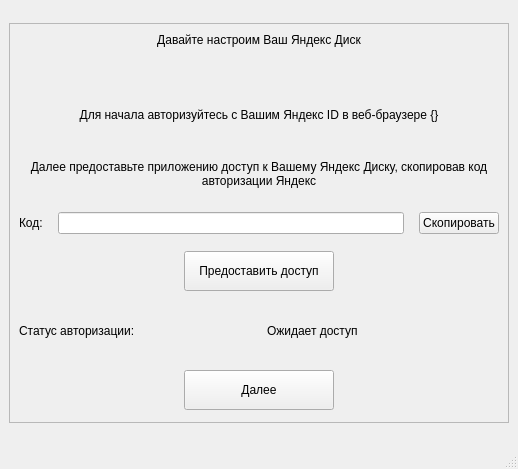
The window that form/setup_1_form.ui (sund3RRR/yadisk-gui) describes before a commit, drawn with Qt 5.
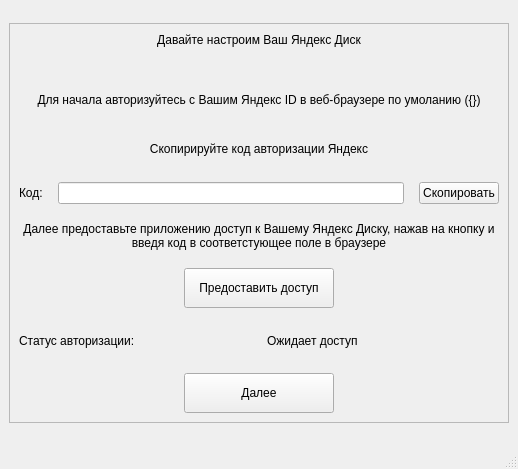
The same window after the commit.

Patch:
```diff
--- a/form/setup_1_form.ui
+++ b/form/setup_1_form.ui
@@ -6,7 +6,7 @@
    <rect>
     <x>0</x>
     <y>0</y>
-    <width>512</width>
+    <width>518</width>
     <height>469</height>
    </rect>
   </property>
@@ -55,7 +55,7 @@
        <item>
         <widget class="QLabel" name="browser_label">
          <property name="text">
-          <string>&lt;html&gt;&lt;head/&gt;&lt;body&gt;&lt;p align=&quot;center&quot;&gt;Для начала авторизуйтесь с Вашим Яндекс ID в веб-браузере {}&lt;/p&gt;&lt;/body&gt;&lt;/html&gt;</string>
+          <string>&lt;html&gt;&lt;head/&gt;&lt;body&gt;&lt;p align=&quot;center&quot;&gt;Для начала авторизуйтесь с Вашим Яндекс ID в веб-браузере по умоланию ({})&lt;/p&gt;&lt;/body&gt;&lt;/html&gt;</string>
          </property>
          <property name="wordWrap">
           <bool>true</bool>
@@ -65,7 +65,7 @@
        <item>
         <widget class="QLabel" name="label">
          <property name="text">
-          <string>&lt;html&gt;&lt;head/&gt;&lt;body&gt;&lt;p align=&quot;center&quot;&gt;Далее предоставьте приложению доступ к Вашему Яндекс Диску, скопировав код авторизации Яндекс&lt;/p&gt;&lt;/body&gt;&lt;/html&gt;</string>
+          <string>&lt;html&gt;&lt;head/&gt;&lt;body&gt;&lt;p align=&quot;center&quot;&gt; Скопирируйте код авторизации Яндекс&lt;/p&gt;&lt;/body&gt;&lt;/html&gt;</string>
          </property>
          <property name="wordWrap">
           <bool>true</bool>
@@ -97,6 +97,16 @@
          </item>
         </layout>
        </item>
+       <item>
+        <widget class="QLabel" name="label_3">
+         <property name="text">
+          <string>&lt;html&gt;&lt;head/&gt;&lt;body&gt;&lt;p align=&quot;center&quot;&gt;Далее предоставьте приложению доступ к Вашему Яндекс Диску, нажав на кнопку и введя код в соответстующее поле в браузере&lt;/p&gt;&lt;/body&gt;&lt;/html&gt;</string>
+         </property>
+         <property name="wordWrap">
+          <bool>true</bool>
+         </property>
+        </widget>
+       </item>
        <item alignment="Qt::AlignHCenter|Qt::AlignVCenter">
         <widget class="QPushButton" name="grant_access_button">
          <property name="sizePolicy">
```
Left out of the diff: 4 changed lines with no effect on the pictures.
